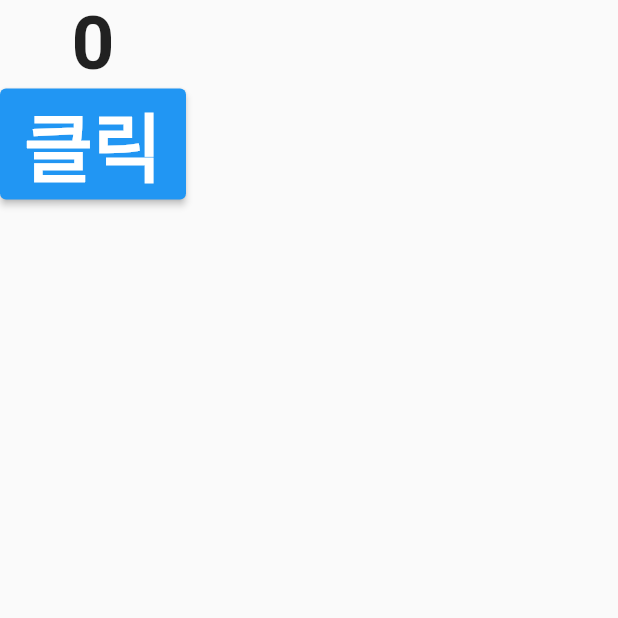
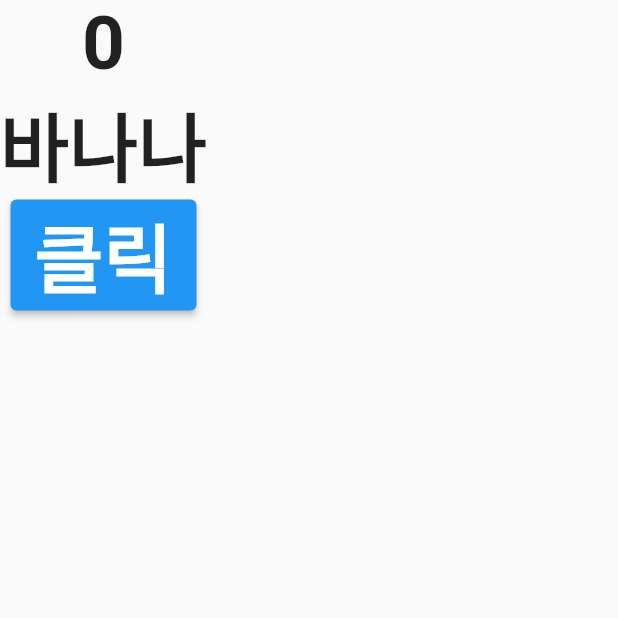
Before and after one commit to Lee-na-yun/flutter-state, a Flutter app: the screen it shows after launch, on a phone screen of 412 x 824 dp, the top half of it. Run offline on Flutter 3.47's test engine with Material 2 defaults, Android fonts, the phone set to English and light mode, and no system bars; our stand-ins replace flutter_riverpod.

```diff
--- a/lib/pages/home_page.dart
+++ b/lib/pages/home_page.dart
@@ -1,6 +1,7 @@
 import 'package:flutter/material.dart';
 import 'package:flutter_riverpod/flutter_riverpod.dart';
 import 'package:riverpod_test/pages/counter_provider.dart';
+import 'package:riverpod_test/pages/product_repository.dart';
 
 // Provider에게 의존함
 class HomePage extends ConsumerWidget {
@@ -9,12 +10,17 @@ class HomePage extends ConsumerWidget {
   @override
   Widget build(BuildContext context, WidgetRef ref) {
     final count = ref.watch(counterProvider);
+    final product = ref.watch(productProvider);
 
     return Scaffold(
       body: Column(
         children: [
           Text(
             "${count}",
+            style: TextStyle(fontSize: 50, fontWeight: FontWeight.w600),
+          ),
+          Text(
+            "${product.name}",
             style: TextStyle(fontSize: 50, fontWeight: FontWeight.w600),
           ),
           ElevatedButton(
--- /dev/null
+++ b/lib/pages/product_repository.dart
@@ -0,0 +1,26 @@
+import 'package:flutter_riverpod/flutter_riverpod.dart';
+
+// 리턴하려면 product dto가 필요함
+class Product {
+  int id;
+  String name;
+  int price;
+
+  //생성자 만들기 alt+insert
+  Product(this.id, this.name, this.price);
+}
+
+final productProvider =
+    StateNotifierProvider<ProductRepository, Product>((ref) {
+  return ProductRepository();
+});
+
+//Product를 관리하겠다.
+class ProductRepository extends StateNotifier<Product> {
+  // 데이터
+  /*Product fetch() {
+    return Product(1, "바나나", 1000);
+  }*/
+
+  ProductRepository() : super(Product(1, "바나나", 1000));
+}
```
